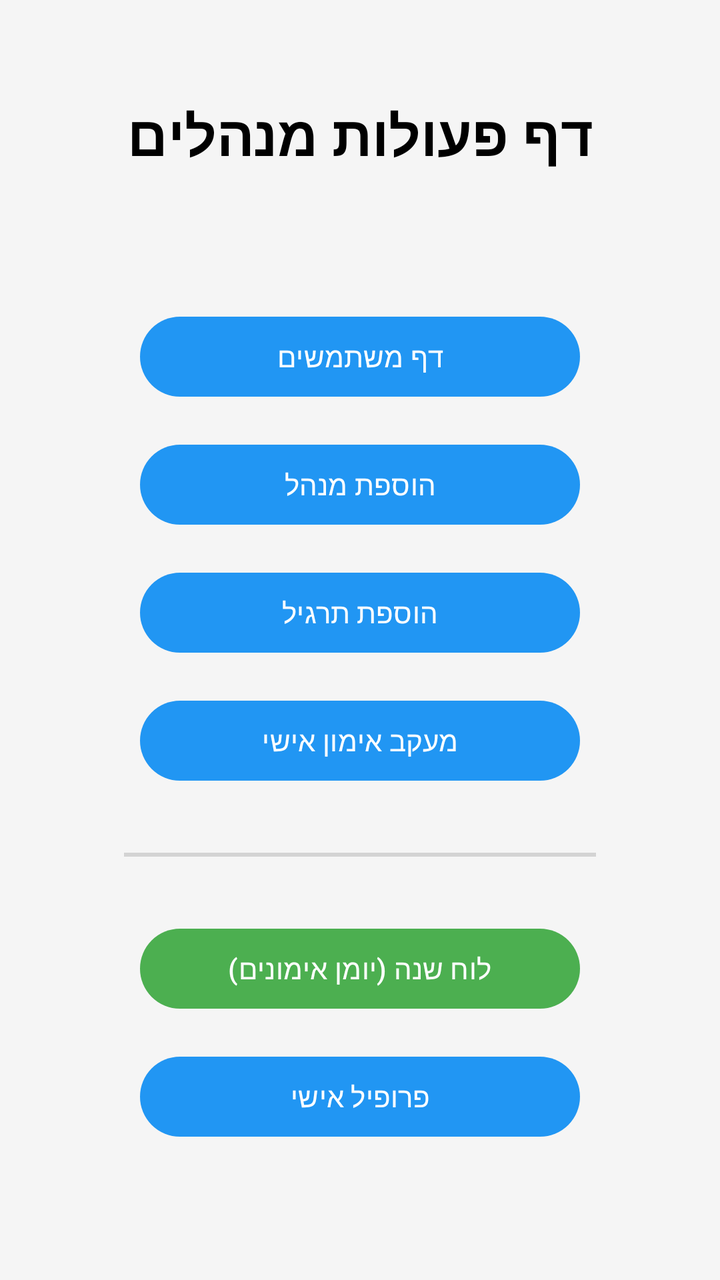
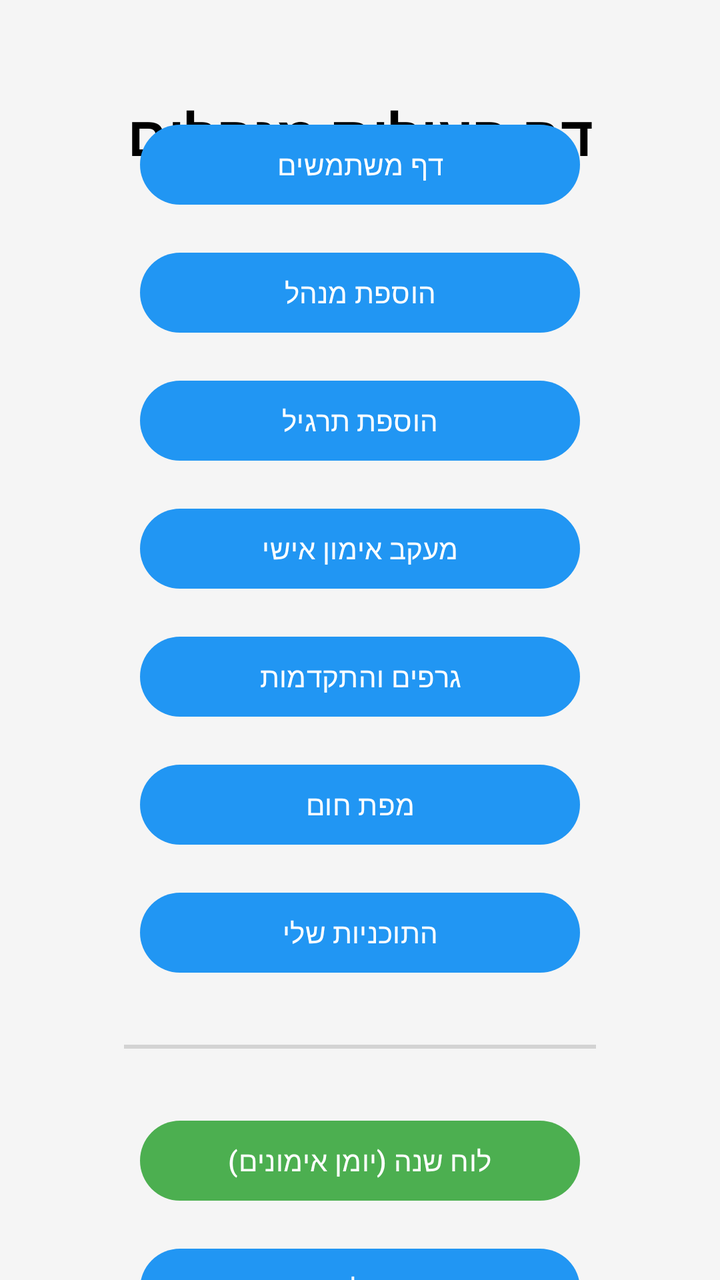

Compare the two renders of this Android layout. The source of the first and the diff that turns it into the second are given below.
<!-- AndroidManifest.xml: application theme Theme.Gym_calender10 -->
<!-- res/layout/activity_admin_page.xml -->
<?xml version="1.0" encoding="utf-8"?>
<androidx.constraintlayout.widget.ConstraintLayout xmlns:android="http://schemas.android.com/apk/res/android"
    xmlns:app="http://schemas.android.com/apk/res-auto"
    xmlns:tools="http://schemas.android.com/tools"
    android:id="@+id/main"
    android:layout_width="match_parent"
    android:layout_height="match_parent"
    android:background="#F5F5F5"
    tools:context=".AdminPage">

    <TextView
        android:id="@+id/title"
        android:layout_width="wrap_content"
        android:layout_height="wrap_content"
        android:layout_marginTop="48dp"
        android:text="דף פעולות מנהלים"
        android:textSize="28sp"
        android:textStyle="bold"
        app:layout_constraintEnd_toEndOf="parent"
        app:layout_constraintStart_toStartOf="parent"
        app:layout_constraintTop_toTopOf="parent" />

    <LinearLayout
        android:layout_width="wrap_content"
        android:layout_height="wrap_content"
        android:orientation="vertical"
        android:gravity="center_horizontal"
        app:layout_constraintBottom_toBottomOf="parent"
        app:layout_constraintEnd_toEndOf="parent"
        app:layout_constraintStart_toStartOf="parent"
        app:layout_constraintTop_toBottomOf="@id/title">

        <Button
            android:id="@+id/btnGoUsersList"
            android:layout_width="220dp"
            android:layout_height="wrap_content"
            android:layout_margin="8dp"
            android:text="דף משתמשים" />

        <Button
            android:id="@+id/btnGoAddAdmin"
            android:layout_width="220dp"
            android:layout_height="wrap_content"
            android:layout_margin="8dp"
            android:text="הוספת מנהל" />

        <Button
            android:id="@+id/btnGoAddExercise"
            android:layout_width="220dp"
            android:layout_height="wrap_content"
            android:layout_margin="8dp"
            android:text="הוספת תרגיל" />
        <Button
            android:id="@+id/btnAdminTrackWorkout"
            android:layout_width="match_parent"
            android:layout_height="wrap_content"
            android:layout_margin="8dp"
            android:text="מעקב אימון אישי" />

        <View
            android:layout_width="match_parent"
            android:layout_height="2dp"
            android:layout_marginVertical="24dp"
            android:background="#D3D3D3"/>



        <Button
            android:id="@+id/btnGoCalendar"
            android:layout_width="220dp"
            android:layout_height="wrap_content"
            android:layout_margin="8dp"
            android:text="לוח שנה (יומן אימונים)"
            app:backgroundTint="#4CAF50" />

        <Button
        android:id="@+id/btnGoProfile"
        android:layout_width="220dp"
        android:layout_height="wrap_content"
        android:layout_margin="8dp"
        android:text="פרופיל אישי"
        app:backgroundTint="#2196F3" /> </LinearLayout>

</androidx.constraintlayout.widget.ConstraintLayout>
<!-- resources referenced by this layout -->
<resources>
  <style name="Theme.Gym_calender10" parent="Theme.Material3.Light.NoActionBar">
          <item name="android:colorBackground">#FFFFFF</item>
          <item name="android:textColor">#000000</item>
          <item name="colorPrimary">#2196F3</item>
          <item name="colorPrimaryDark">#1976D2</item>
          <item name="colorAccent">#03A9F4</item>
      </style>
</resources>

<!-- the commit's change to res/layout/activity_admin_page.xml (unified diff, before → after) -->
@@ -50,12 +50,34 @@
             android:layout_height="wrap_content"
             android:layout_margin="8dp"
             android:text="הוספת תרגיל" />
+            
         <Button
             android:id="@+id/btnAdminTrackWorkout"
-            android:layout_width="match_parent"
+            android:layout_width="220dp"
             android:layout_height="wrap_content"
             android:layout_margin="8dp"
             android:text="מעקב אימון אישי" />
+
+        <Button
+            android:id="@+id/btnAdminAnalytics"
+            android:layout_width="220dp"
+            android:layout_height="wrap_content"
+            android:layout_margin="8dp"
+            android:text="גרפים והתקדמות" />
+
+        <Button
+            android:id="@+id/btnAdminHeatmap"
+            android:layout_width="220dp"
+            android:layout_height="wrap_content"
+            android:layout_margin="8dp"
+            android:text="מפת חום" />
+
+        <Button
+            android:id="@+id/btnAdminMyPlans"
+            android:layout_width="220dp"
+            android:layout_height="wrap_content"
+            android:layout_margin="8dp"
+            android:text="התוכניות שלי" />
 
         <View
             android:layout_width="match_parent"
<!-- resource entries referenced after the edit -->
@@ -6,6 +6,13 @@
           <item name="colorPrimary">#2196F3</item>
           <item name="colorPrimaryDark">#1976D2</item>
           <item name="colorAccent">#03A9F4</item>
+          <item name="bottomSheetDialogTheme">@style/AppBottomSheetDialogTheme</item>
+      </style>
+  <style name="AppBottomSheetDialogTheme" parent="Theme.Design.Light.BottomSheetDialog">
+          <item name="bottomSheetStyle">@style/AppBottomSheetStyle</item>
+      </style>
+  <style name="AppBottomSheetStyle" parent="Widget.Design.BottomSheet.Modal">
+          <item name="android:background">@android:color/transparent</item>
       </style>
 </resources>
 
